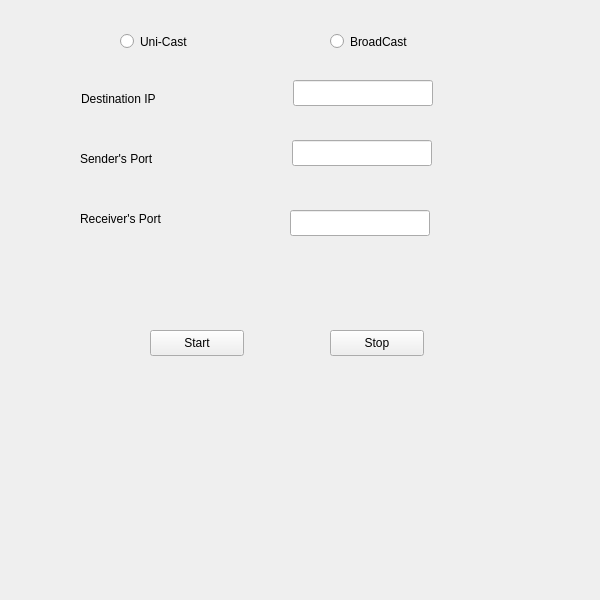
Above: UDPSetting.ui from Shades-G/RadarConsole before the change. Below: the same form after it.
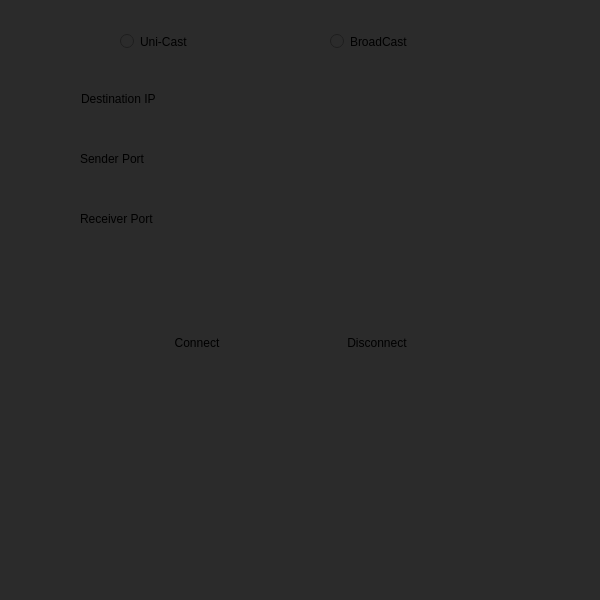
That is the form after the change.

The edit to the form file:
```diff
--- a/UDPSetting.ui
+++ b/UDPSetting.ui
@@ -13,6 +13,11 @@
   <property name="windowTitle">
    <string>Frame</string>
   </property>
+  <property name="styleSheet">
+   <string notr="true">    background-color: #2b2b2b;
+    border-radius: 5px;
+</string>
+  </property>
   <widget class="QLineEdit" name="Sender_line">
    <property name="geometry">
     <rect>
@@ -43,7 +48,7 @@
     </rect>
    </property>
    <property name="text">
-    <string>Sender's Port</string>
+    <string>Sender Port</string>
    </property>
   </widget>
   <widget class="QLabel" name="label_2">
@@ -56,7 +61,7 @@
     </rect>
    </property>
    <property name="text">
-    <string>Receiver's Port</string>
+    <string>Receiver Port</string>
    </property>
   </widget>
   <widget class="QPushButton" name="UDP_start">
@@ -69,7 +74,7 @@
     </rect>
    </property>
    <property name="text">
-    <string>Start</string>
+    <string>Connect</string>
    </property>
   </widget>
   <widget class="QPushButton" name="UDP_stop">
@@ -82,7 +87,7 @@
     </rect>
    </property>
    <property name="text">
-    <string>Stop</string>
+    <string>Disconnect</string>
    </property>
   </widget>
   <widget class="QRadioButton" name="unicast">
```
